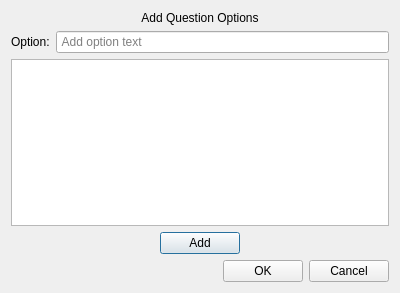
Above: UI/add_option_dialog.ui from alxhoff/Useless-Decision-Maker before the change. Below: the same form after it.
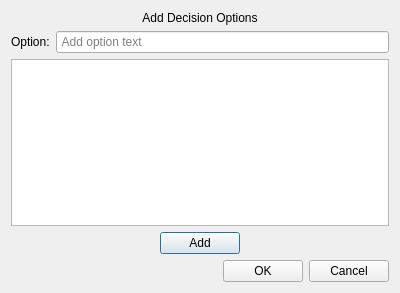
That is the form after the change.

```diff
--- a/UI/add_option_dialog.ui
+++ b/UI/add_option_dialog.ui
@@ -17,7 +17,7 @@
    <item>
     <widget class="QLabel" name="labelTitle">
      <property name="text">
-      <string>Add Question Options</string>
+                        <string>Add Decision Options</string>
      </property>
      <property name="alignment">
       <set>Qt::AlignHCenter|Qt::AlignTop</set>
```
Lines whose indentation alone changed are shown as unchanged.
